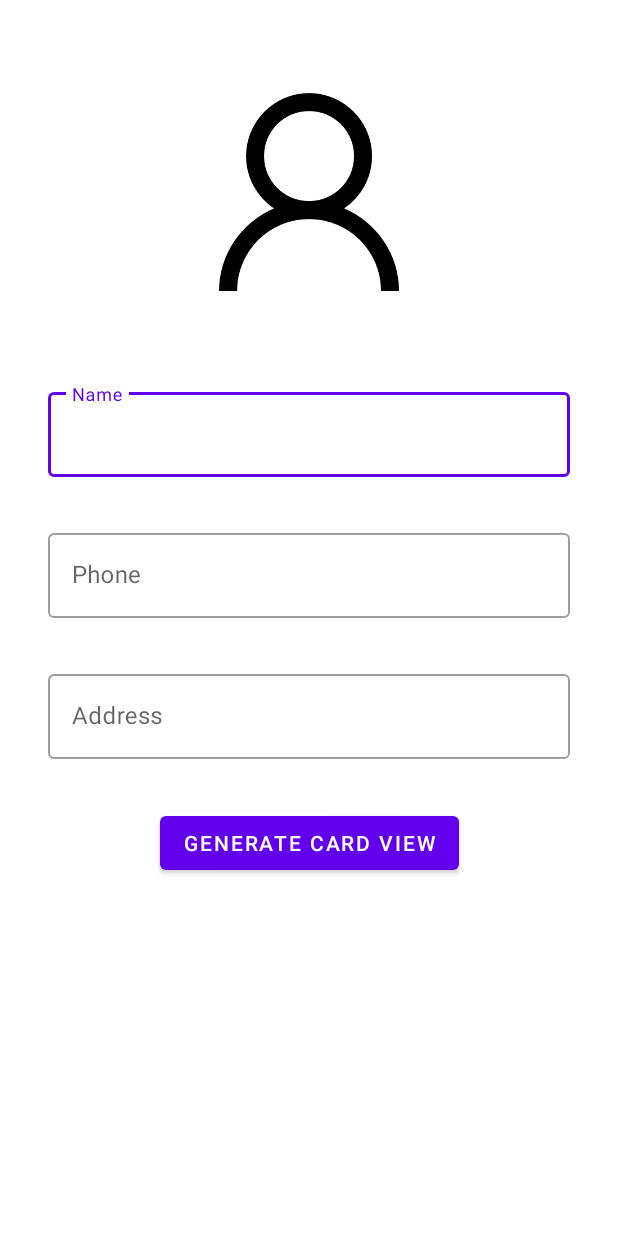
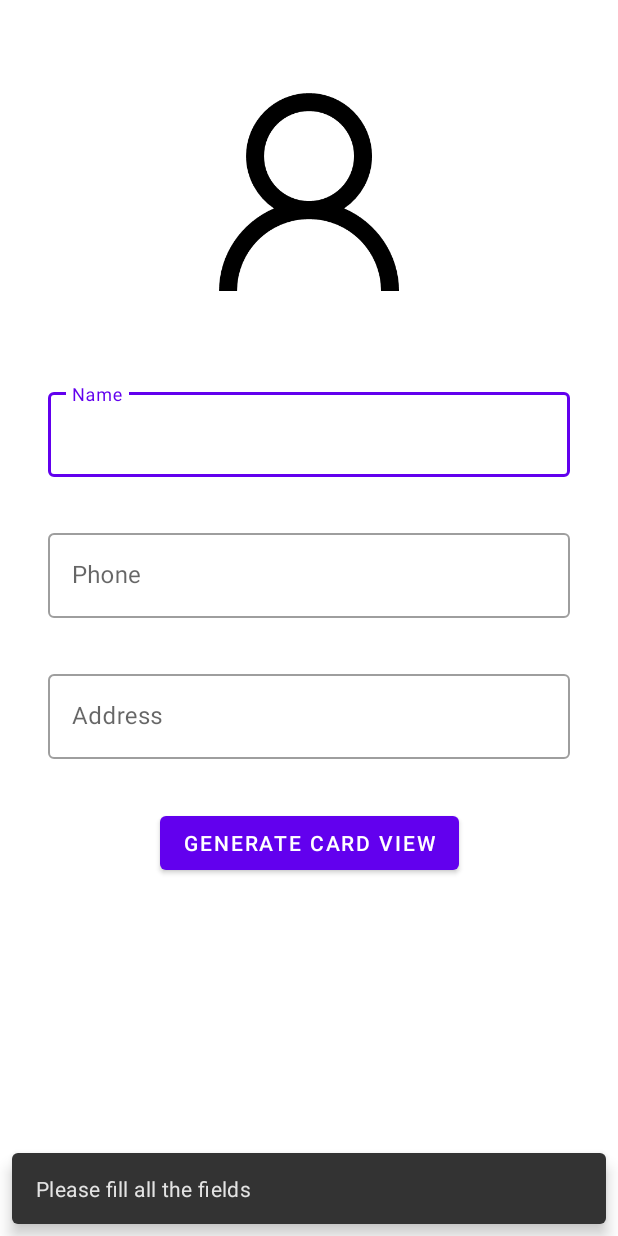
Before and after one commit to JackCompass/phonebook-temp, an Android app: the screen it shows after launch (MainActivity), after a tap on "GENERATE CARD VIEW", on a phone screen of 412 x 824 dp. Run offline under Robolectric (Android 15) with nearby library versions, the phone set to English and light mode, and no system bars; our stand-ins replace CircleImageView; libraries missing offline, so code that uses them is left out: com.github.dhaval2404.imagepicker.

Commit message:
Fix crash and minor ux improvement

```diff
--- a/app/src/main/java/com/example/phonebook/DetailFragment.kt
+++ b/app/src/main/java/com/example/phonebook/DetailFragment.kt
@@ -11,21 +11,23 @@ import android.view.ViewGroup
 import android.widget.Toast
 import androidx.activity.result.ActivityResult
 import androidx.activity.result.contract.ActivityResultContracts
+import androidx.core.net.toUri
 import androidx.navigation.fragment.findNavController
 import com.example.phonebook.databinding.FragmentDetailBinding
 import com.github.dhaval2404.imagepicker.ImagePicker
+import com.google.android.material.snackbar.Snackbar
 
 class DetailFragment : Fragment() {
 
     private lateinit var binding: FragmentDetailBinding
-    private lateinit var imageUriData: Uri
+    private var imageUriData: String = ""
     private val startForProfileImageResult = registerForActivityResult(ActivityResultContracts.StartActivityForResult()) { result: ActivityResult ->
         val resultCode = result.resultCode
         val data = result.data
 
         if (resultCode == Activity.RESULT_OK) {
             val fileURI = data?.data!!
-            imageUriData = fileURI
+            imageUriData = fileURI.toString()
             binding.userAvatarImage.setImageURI(fileURI)
         }
     }
@@ -57,7 +59,6 @@ class DetailFragment : Fragment() {
         binding.submitButton.setOnClickListener {
             navigateToCardView()
         }
-
     }
 
 
@@ -66,14 +67,14 @@ class DetailFragment : Fragment() {
         val name = binding.nameInput.editText?.text.toString()
         val address = binding.addressInput.editText?.text.toString()
         val phone = binding.phoneInput.editText?.text.toString()
-        if (phone == "" && address == "" && name == "") {
-            Toast.makeText(activity, "this is okay", Toast.LENGTH_SHORT).show()
+        if (phone == "" && address == "" && name == "" && imageUri.isEmpty()) {
+            Snackbar.make(binding.root, "Please fill all the fields", Snackbar.LENGTH_LONG).show()
         } else {
             val action = DetailFragmentDirections.actionDetailFragmentToCardFragment(
                 name,
                 phone,
                 address,
-                imageUri
+                imageUri.toUri()
             )
             findNavController().navigate(action)
         }
--- a/app/src/main/res/layout/fragment_card.xml
+++ b/app/src/main/res/layout/fragment_card.xml
@@ -27,7 +27,7 @@
                 android:id="@+id/circleImageView"
                 android:layout_width="128dp"
                 android:layout_height="128dp"
-                android:src="@color/purple_200"
+                android:src="@drawable/select_image"
                 android:layout_marginStart="16dp"
                 app:layout_constraintBottom_toBottomOf="parent"
                 app:layout_constraintLeft_toLeftOf="parent"
```
Also changed, not shown: app/src/main/java/com/example/phonebook/CardFragment.kt (+8 -4 lines).
